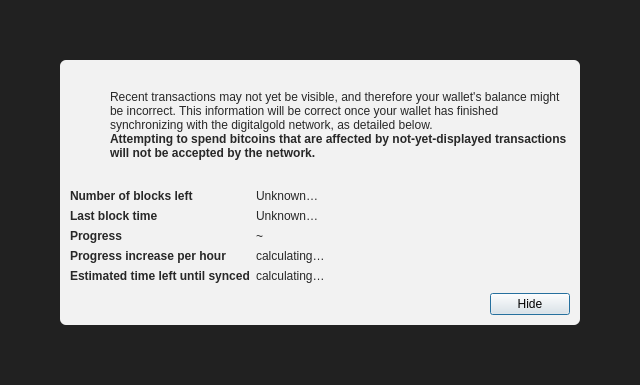
Old version of the form src/qt/forms/modaloverlay.ui in the repository FastPaymentsInc/DigitalGold.
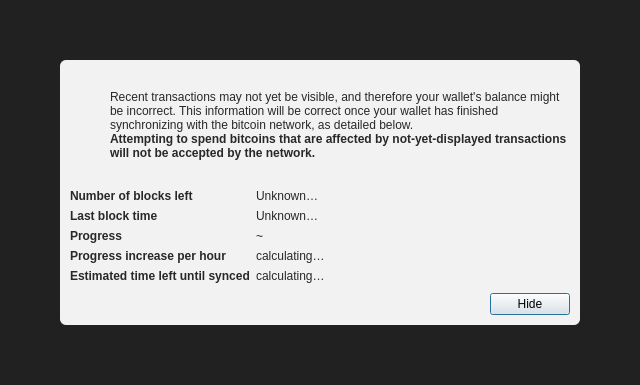
New version of the form. Icons and pictures are not drawn.

Patch:
```diff
--- a/src/qt/forms/modaloverlay.ui
+++ b/src/qt/forms/modaloverlay.ui
@@ -130,7 +130,7 @@
              <item>
               <widget class="QLabel" name="infoText">
                <property name="text">
-                <string>Recent transactions may not yet be visible, and therefore your wallet's balance might be incorrect. This information will be correct once your wallet has finished synchronizing with the digitalgold network, as detailed below.</string>
+                <string>Recent transactions may not yet be visible, and therefore your wallet's balance might be incorrect. This information will be correct once your wallet has finished synchronizing with the bitcoin network, as detailed below.</string>
                </property>
                <property name="textFormat">
                 <enum>Qt::RichText</enum>
```
